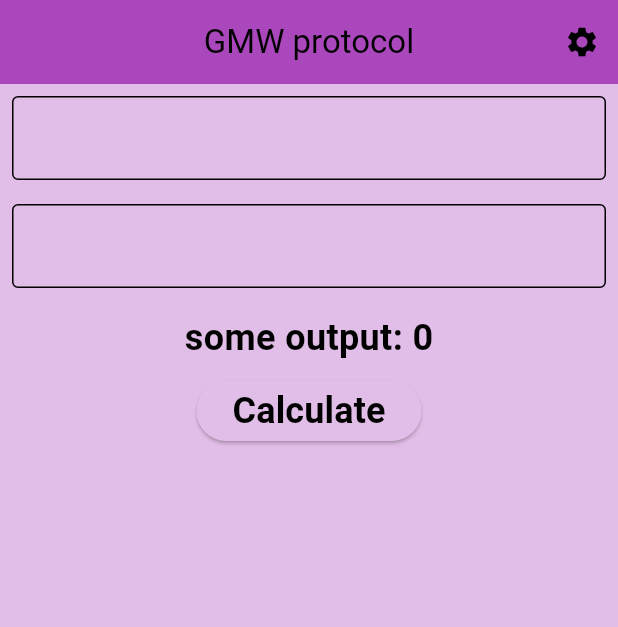
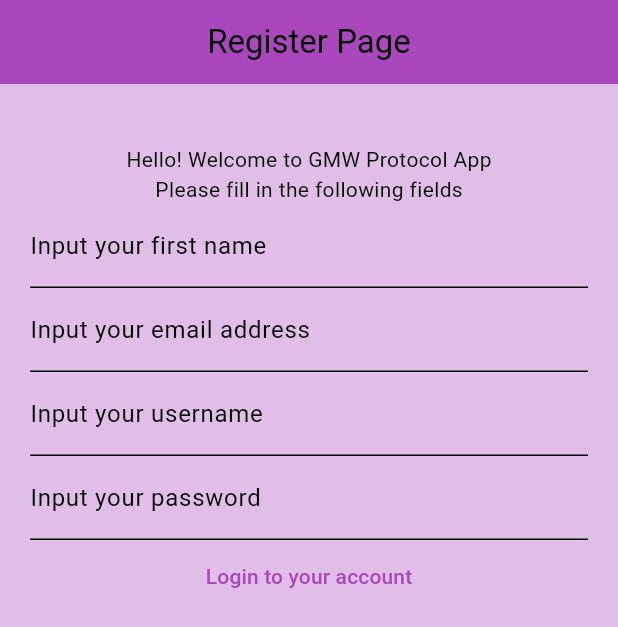
Before and after one commit to Gandochas/gmw-protocol, a Flutter app: the screen it shows after launch, on a phone screen of 412 x 824 dp. Shown: the top 627 px of the screen. Run offline on Flutter 3.47's test engine with Material 3 defaults, Android fonts, the phone set to English and light mode, and no system bars; our stand-ins replace shared_preferences.

Commit message:
added starter registration page

```diff
--- a/lib/main.dart
+++ b/lib/main.dart
@@ -4,6 +4,8 @@ import 'package:gmw_protocol/core/theme/theme.dart';
 import 'package:gmw_protocol/data/theme_datasource.dart';
 import 'package:gmw_protocol/domain/controller/theme_controller.dart';
 import 'package:gmw_protocol/presentation/pages/home.dart';
+import 'package:gmw_protocol/presentation/pages/login.dart';
+import 'package:gmw_protocol/presentation/pages/register.dart';
 import 'package:shared_preferences/shared_preferences.dart';
 
 Future<void> main() async {
@@ -32,7 +34,13 @@ class GMWApp extends StatelessWidget {
           debugShowCheckedModeBanner: false,
           title: 'GMW Protocol App',
           theme: themeController.isDark ? darkMode : lightMode,
-          home: const HomePage(),
+          routes: {
+            '/home': (BuildContext context) => const HomePage(),
+            '/login': (BuildContext context) => const LoginPage(),
+            '/register': (BuildContext context) => const RegisterPage(),
+            // '/home': (BuildContext context) => const HomePage(),
+          },
+          home: const RegisterPage(),
         );
       },
     );
--- /dev/null
+++ b/lib/presentation/pages/login.dart
@@ -0,0 +1,21 @@
+import 'package:flutter/material.dart';
+
+class LoginPage extends StatefulWidget {
+  const LoginPage({super.key});
+
+  @override
+  State<LoginPage> createState() => _LoginPageState();
+}
+
+class _LoginPageState extends State<LoginPage> {
+  @override
+  Widget build(BuildContext context) {
+    return Scaffold(
+      appBar: AppBar(
+        title: const Text('Login Page'),
+        centerTitle: true,
+        backgroundColor: Theme.of(context).primaryColor,
+      ),
+    );
+  }
+}
--- /dev/null
+++ b/lib/presentation/pages/register.dart
@@ -0,0 +1,104 @@
+import 'dart:async';
+
+import 'package:flutter/material.dart';
+
+class RegisterPage extends StatefulWidget {
+  const RegisterPage({super.key});
+
+  @override
+  State<RegisterPage> createState() => _RegisterPageState();
+}
+
+class _RegisterPageState extends State<RegisterPage> {
+  final _nameController = TextEditingController();
+  final _emailController = TextEditingController();
+  final _usernameController = TextEditingController();
+  final _passwordController = TextEditingController();
+  final _formKey = GlobalKey<FormState>();
+  final emailPattern = r'^\S+@\S+\.\S+$';
+
+  bool validateEmail(String email) => RegExp(emailPattern).hasMatch(email);
+
+  Future<void> register() async {
+    //! add more complex logic :D
+    if (_formKey.currentState!.validate()) {
+      await Navigator.pushNamed(context, '/home');
+    }
+  }
+
+  @override
+  Widget build(BuildContext context) {
+    return Scaffold(
+      appBar: AppBar(
+        title: const Text('Register Page'),
+        centerTitle: true,
+        backgroundColor: Theme.of(context).primaryColor,
+      ),
+      body: SingleChildScrollView(
+        child: Padding(
+          padding: const EdgeInsets.symmetric(horizontal: 20, vertical: 40),
+          child: Column(
+            children: [
+              Form(
+                key: _formKey,
+                child: Column(
+                  children: [
+                    const Text('Hello! Welcome to GMW Protocol App'),
+                    const Text('Please fill in the following fields'),
+                    TextFormField(
+                      controller: _nameController,
+                      validator: (value) {
+                        if (value!.isEmpty) return 'Please enter a password';
+                        return null;
+                      },
+                      decoration: const InputDecoration(
+                        hintText: 'Your first name (Alex, Mark, etc.)',
+                        label: Text('Input your first name'),
+                      ),
+                    ),
+                    TextFormField(
+                      controller: _emailController,
+                      validator: (value) {
+                        if (value!.isEmpty) return 'Please enter your email';
+                        if (!validateEmail(_emailController.text)) return 'Please enter a valid email';
+                        return null;
+                      },
+                      decoration: const InputDecoration(
+                        hintText: 'Your email (user3236@st.guap.ru)',
+                        label: Text('Input your email address'),
+                      ),
+                    ),
+                    TextFormField(
+                      controller: _usernameController,
+                      validator: (value) {
+                        if (value!.isEmpty) return 'Please enter a password';
+                        return null;
+                      },
+                      decoration: const InputDecoration(
+                        hintText: 'Your username (Cocahonka)',
+                        label: Text('Input your username'),
+                      ),
+                    ),
+                    TextFormField(
+                      controller: _passwordController,
+                      validator: (value) {
+                        if (value!.isEmpty) return 'Please enter a password';
+                        if (_passwordController.text.length < 8) return 'Your password must be at least 8 characters';
+                        if (!_passwordController.text.contains(RegExp(r'[`~!@#$%\^&*\(\)_+\\\-={}\[\]\/.,<>;]'))) {
+                          return 'Your password must contain at least 1 special character';
+                        }
+                        return null;
+                      },
+                      decoration: const InputDecoration(hintText: 'Your password', label: Text('Input your password')),
+                    ),
+                  ],
+                ),
+              ),
+              TextButton(onPressed: register, child: const Text('Login to your account')),
+            ],
+          ),
+        ),
+      ),
+    );
+  }
+}
```
